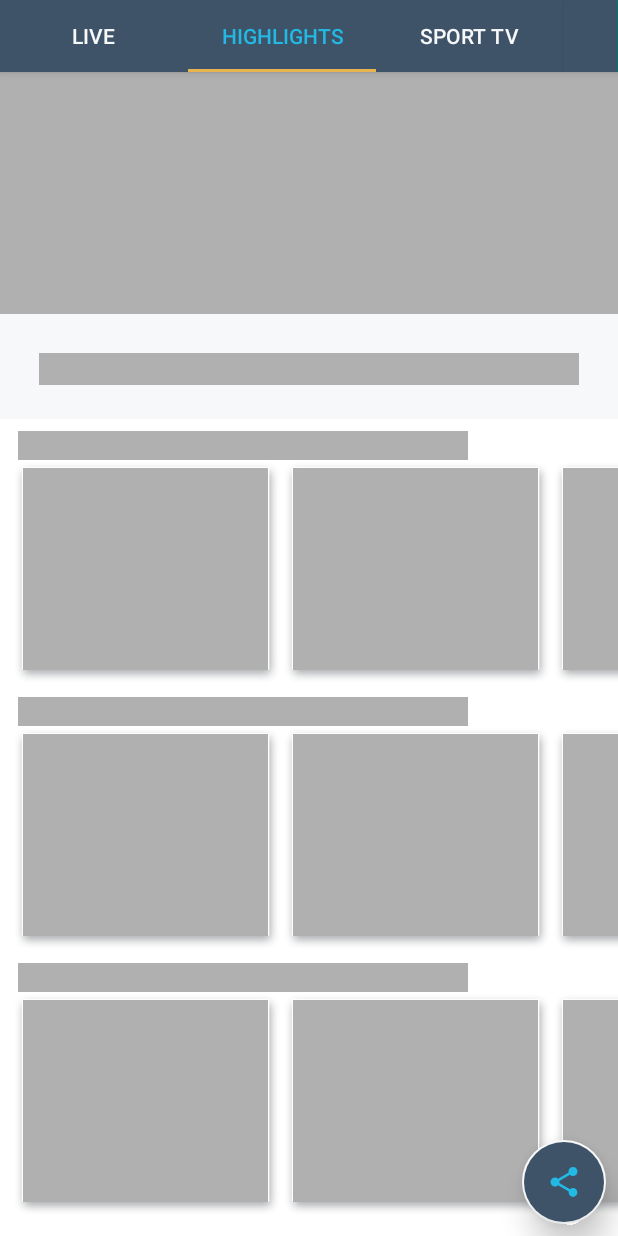
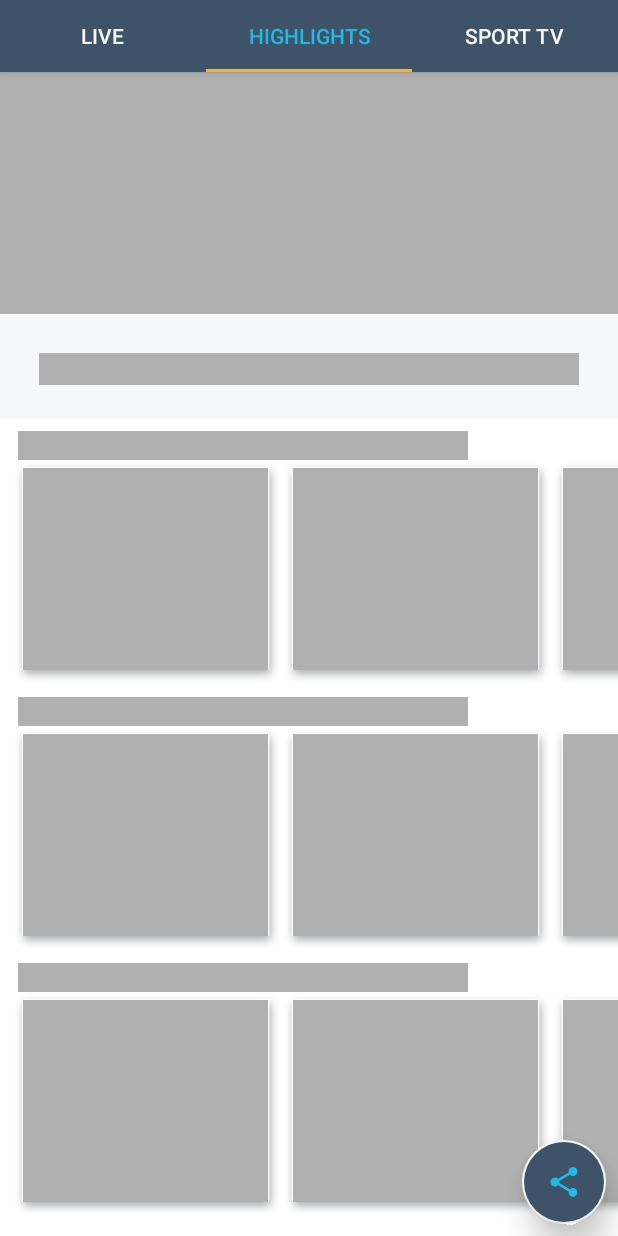
Before and after one commit to uttu87/iSeaLive, an Android app: the fragment CarouselFragment placed in its activity, tab 2 chosen, on a phone screen of 412 x 824 dp. Run offline under Robolectric (Android 15) with nearby library versions, the phone set to English and light mode, and no system bars; our stand-ins replace AdMob, ButterKnife, Firebase (no records; nobody signed in at launch, a user with empty details on screens opened directly), Shimmer; libraries missing offline, so code that uses them is left out: com.squareup.leakcanary, com.startapp.android, me.relex.circleindicator; plain views replace MediaRouteButton, PublisherAdView; pictures from the network do not load; 27 statements that could not run were skipped.

```diff
--- a/app/src/main/java/com/iseasoft/isealive/CarouselFragment.java
+++ b/app/src/main/java/com/iseasoft/isealive/CarouselFragment.java
@@ -92,7 +92,7 @@ public class CarouselFragment extends BaseFragment {
     }
 
     private void bindListViewAdapter() {
-        carouselPagerAdapter = new CarouselPagerAdapter(this);
+        carouselPagerAdapter = new CarouselPagerAdapter();
         viewPager.setAdapter(carouselPagerAdapter);
         carouselPagerAdapter.setCarouselItemClickListener(carousel -> {
             Log.d(TAG, "carouselitemclicked:" + carousel.getName());
--- a/app/src/main/java/com/iseasoft/isealive/adapters/CarouselPagerAdapter.java
+++ b/app/src/main/java/com/iseasoft/isealive/adapters/CarouselPagerAdapter.java
@@ -1,6 +1,6 @@
 package com.iseasoft.isealive.adapters;
 
-import android.support.v4.app.Fragment;
+import android.content.Context;
 import android.support.v4.view.PagerAdapter;
 import android.view.LayoutInflater;
 import android.view.View;
@@ -17,15 +17,11 @@ import java.util.List;
 
 public class CarouselPagerAdapter extends PagerAdapter {
 
-    private final Fragment fragment;
     private CarouselPagerAdapter.CarouselItemClickListener carouselItemClickListener;
-    //    private final ImageLoader imageLoader;
     private List<Match> items;
 
-    public CarouselPagerAdapter(Fragment fragment) {
-        this.fragment = fragment;
+    public CarouselPagerAdapter() {
         items = new ArrayList<>();
-//        imageLoader = Manager.getInstance().getImageLoader();
     }
 
     public void setCarouselItemClickListener(CarouselPagerAdapter.CarouselItemClickListener carouselItemClickListener) {
@@ -51,7 +47,8 @@ public class CarouselPagerAdapter extends PagerAdapter {
     public Object instantiateItem(ViewGroup container, int position) {
         Match carousel = items.get(position);
 
-        View v = LayoutInflater.from(container.getContext())
+        Context context = container.getContext();
+        View v = LayoutInflater.from(context)
                 .inflate(R.layout.item_carousel, null, false);
 
         ImageView img = v.findViewById(R.id.imageView);
@@ -59,7 +56,7 @@ public class CarouselPagerAdapter extends PagerAdapter {
 
         tv.setText(carousel.getName());
         if (carousel.getThumbnailUrl() != null) {
-            Glide.with(fragment).load(carousel.getThumbnailUrl()).into(img);
+            Glide.with(context).load(carousel.getThumbnailUrl()).into(img);
         }
         v.setOnClickListener(v1 -> {
             if (carouselItemClickListener != null) {
--- a/app/src/main/res/layout/content_header_with_tab.xml
+++ b/app/src/main/res/layout/content_header_with_tab.xml
@@ -14,7 +14,7 @@
             android:layout_width="wrap_content"
             android:layout_height="48dp"
             android:layout_alignParentTop="true"
-            android:layout_weight="9.7"
+            android:layout_weight="10"
             android:background="@color/slate"
             app:layout_scrollFlags="scroll|exitUntilCollapsed"
             app:tabSelectedTextColor="@color/dark_sky_blue"
@@ -26,7 +26,9 @@
             android:layout_height="48dp"
             android:background="@color/slate"
             android:layout_gravity="center"
-            android:layout_weight="0.3"/>
+            android:layout_weight="0.3"
+            android:visibility="gone" />
+
     </LinearLayout>
 
 
```
Also changed, not shown: app/src/main/java/com/iseasoft/isealive/LiveApplication.java (+24 -22 lines), app/src/main/java/com/iseasoft/isealive/SplashActivity.java (+9 -1 lines), app/src/main/java/com/iseasoft/isealive/listeners/ChromeCastSessionManagerListener.java (+7 -1 lines).
